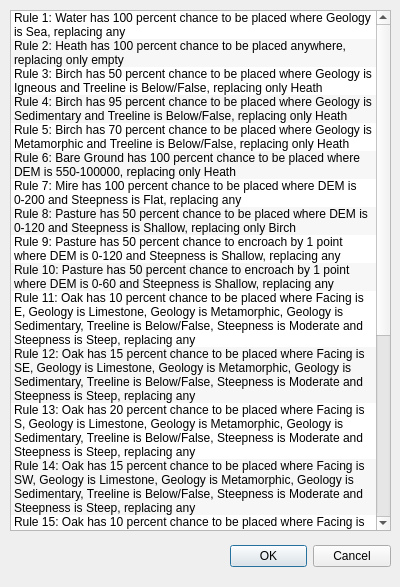
Old version of the form MSA-QGIS_dialog_popup_rulelist.ui in the repository ThyavdBerg/MSA-Q.
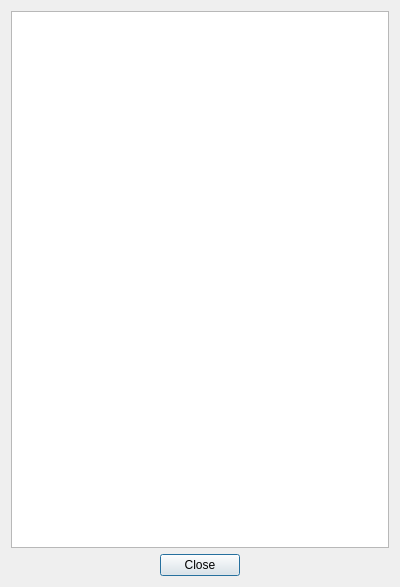
New version of the form.

Commit message: Can now delete a rule form list and open the rule list in a seperate window

```diff
--- a/MSA-QGIS_dialog_popup_rulelist.ui
+++ b/MSA-QGIS_dialog_popup_rulelist.ui
@@ -13,136 +13,39 @@
   <property name="windowTitle">
    <string>Dialog</string>
   </property>
-  <widget class="QDialogButtonBox" name="buttonBox">
-   <property name="geometry">
-    <rect>
-     <x>230</x>
-     <y>540</y>
-     <width>161</width>
-     <height>32</height>
-    </rect>
-   </property>
-   <property name="orientation">
-    <enum>Qt::Horizontal</enum>
-   </property>
-   <property name="standardButtons">
-    <set>QDialogButtonBox::Cancel|QDialogButtonBox::Ok</set>
-   </property>
-  </widget>
-  <widget class="QListWidget" name="listWidget">
-   <property name="geometry">
-    <rect>
-     <x>10</x>
-     <y>10</y>
-     <width>381</width>
-     <height>521</height>
-    </rect>
-   </property>
-   <property name="alternatingRowColors">
-    <bool>true</bool>
-   </property>
-   <property name="isWrapping" stdset="0">
-    <bool>false</bool>
-   </property>
-   <property name="wordWrap">
-    <bool>true</bool>
-   </property>
+  <layout class="QVBoxLayout" name="verticalLayout">
    <item>
-    <property name="text">
-     <string>Rule 1: Water has 100 percent chance to be placed where Geology is Sea, replacing any</string>
-    </property>
+    <widget class="QListWidget" name="listWidget_rules">
+     <property name="font">
+      <font>
+       <pointsize>12</pointsize>
+      </font>
+     </property>
+     <property name="alternatingRowColors">
+      <bool>true</bool>
+     </property>
+     <property name="isWrapping" stdset="0">
+      <bool>false</bool>
+     </property>
+     <property name="wordWrap">
+      <bool>true</bool>
+     </property>
+    </widget>
    </item>
    <item>
-    <property name="text">
-     <string>Rule 2: Heath has 100 percent chance to be placed anywhere, replacing only empty</string>
-    </property>
+    <widget class="QDialogButtonBox" name="buttonBox">
+     <property name="orientation">
+      <enum>Qt::Horizontal</enum>
+     </property>
+     <property name="standardButtons">
+      <set>QDialogButtonBox::Close</set>
+     </property>
+     <property name="centerButtons">
+      <bool>true</bool>
+     </property>
+    </widget>
    </item>
-   <item>
-    <property name="text">
-     <string>Rule 3: Birch has 50 percent chance to be placed where Geology is Igneous and Treeline is Below/False, replacing only Heath</string>
-    </property>
-   </item>
-   <item>
-    <property name="text">
-     <string>Rule 4: Birch has 95 percent chance to be placed where Geology is Sedimentary and Treeline is Below/False, replacing only Heath</string>
-    </property>
-   </item>
-   <item>
-    <property name="text">
-     <string>Rule 5: Birch has 70 percent chance to be placed where Geology is Metamorphic and Treeline is Below/False, replacing only Heath</string>
-    </property>
-   </item>
-   <item>
-    <property name="text">
-     <string>Rule 6: Bare Ground has 100 percent chance to be placed where DEM is 550-100000, replacing only Heath</string>
-    </property>
-   </item>
-   <item>
-    <property name="text">
-     <string>Rule 7: Mire has 100 percent chance to be placed where DEM is 0-200 and Steepness is Flat, replacing any</string>
-    </property>
-   </item>
-   <item>
-    <property name="text">
-     <string>Rule 8: Pasture has 50 percent chance to be placed where DEM is 0-120 and Steepness is Shallow, replacing only Birch</string>
-    </property>
-   </item>
-   <item>
-    <property name="text">
-     <string>Rule 9: Pasture has 50 percent chance to encroach by 1 point where DEM is 0-120 and Steepness is Shallow, replacing any</string>
-    </property>
-   </item>
-   <item>
-    <property name="text">
-     <string>Rule 10: Pasture has 50 percent chance to encroach by 1 point where DEM is 0-60 and Steepness is Shallow, replacing any</string>
-    </property>
-   </item>
-   <item>
-    <property name="text">
-     <string>Rule 11: Oak has 10 percent chance to be placed where Facing is E, Geology is Limestone, Geology is Metamorphic, Geology is Sedimentary, Treeline is Below/False, Steepness is Moderate and Steepness is Steep, replacing any</string>
-    </property>
-   </item>
-   <item>
-    <property name="text">
-     <string>Rule 12: Oak has 15 percent chance to be placed where Facing is SE, Geology is Limestone, Geology is Metamorphic, Geology is Sedimentary, Treeline is Below/False, Steepness is Moderate and Steepness is Steep, replacing any</string>
-    </property>
-   </item>
-   <item>
-    <property name="text">
-     <string>Rule 13: Oak has 20 percent chance to be placed where Facing is S, Geology is Limestone, Geology is Metamorphic, Geology is Sedimentary, Treeline is Below/False, Steepness is Moderate and Steepness is Steep, replacing any</string>
-    </property>
-   </item>
-   <item>
-    <property name="text">
-     <string>Rule 14: Oak has 15 percent chance to be placed where Facing is SW, Geology is Limestone, Geology is Metamorphic, Geology is Sedimentary, Treeline is Below/False, Steepness is Moderate and Steepness is Steep, replacing any</string>
-    </property>
-   </item>
-   <item>
-    <property name="text">
-     <string>Rule 15: Oak has 10 percent chance to be placed where Facing is W, Geology is Limestone, Geology is Metamorphic, Geology is Sedimentary, Treeline is Below/False, Steepness is Moderate and Steepness is Steep, replacing any</string>
-    </property>
-   </item>
-   <item>
-    <property name="text">
-     <string>Rule 16: Hazes has 2 percent chance to be placed where Treeline is Below/False, Steepness is Steep and Steepness is Moderate, replacing any</string>
-    </property>
-   </item>
-   <item>
-    <property name="text">
-     <string>Rule 17: Crops has 1 percent chance to be placed where Dem is 0-60, Geology is Sedimentary and Steepness is Shallow, replacing any</string>
-    </property>
-   </item>
-   <item>
-    <property name="text">
-     <string>Rule 18: Crops has 50 percent chance to encroach by 1 point where DEM is  0-60, Geology is Sedimentary and Steepness is Shallow, replacing any</string>
-    </property>
-   </item>
-   <item>
-    <property name="text">
-     <string>Rule 19, Mire has 100 percent chance to be placed where Known communities is Mire, replacing any</string>
-    </property>
-   </item>
-  </widget>
+  </layout>
  </widget>
  <resources/>
  <connections>
```
Left out of the diff: 2 changed lines with no effect on the pictures. The commit also changes 3 other files.
